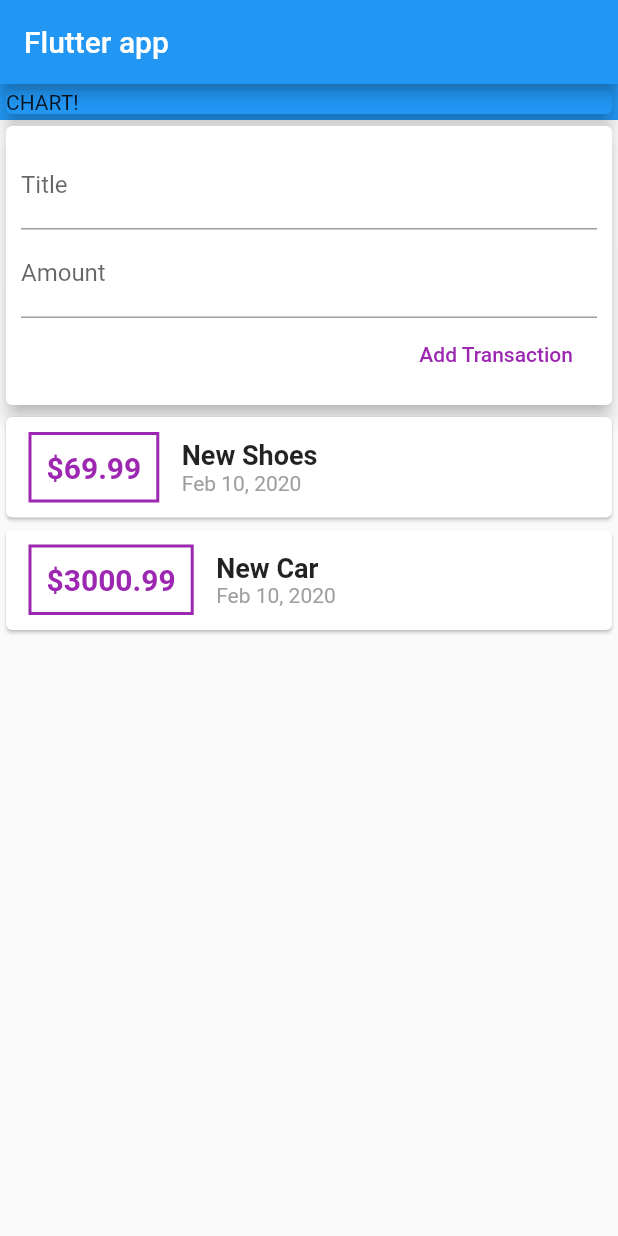
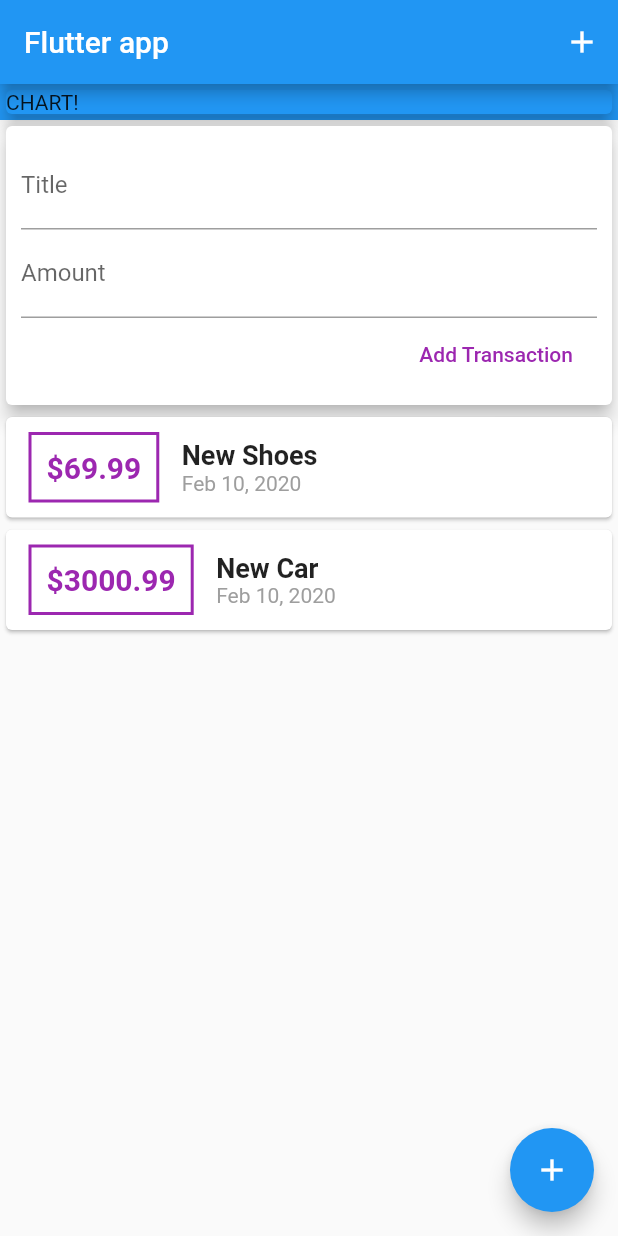
Before and after one commit to PDTayl888/expenses, a Flutter app: the screen it shows after launch, after a tap on "Add Transaction", on a phone screen of 412 x 824 dp. Run offline on Flutter 3.47's test engine with Material 2 defaults, Android fonts, the phone set to English and light mode, and no system bars.

```diff
--- a/lib/main.dart
+++ b/lib/main.dart
@@ -9,6 +9,7 @@ class MyApp extends StatelessWidget {
   @override
   Widget build(BuildContext context) {
     return MaterialApp(
+      debugShowCheckedModeBanner: false,
       title: 'Flutter app',
       home: MyHomePage(),
     );
@@ -26,8 +27,12 @@ class MyHomePage extends StatelessWidget {
     return Scaffold(
       appBar: AppBar(
         title: Text('Flutter app'),
+        actions: <Widget>[
+          IconButton(icon: Icon(Icons.add), onPressed: () => {}),
+        ],
       ),
-      body: Column(
+      body: SingleChildScrollView(
+        child: Column(
           // mainAxisAlignment: MainAxisAlignment.spaceAround,
           crossAxisAlignment: CrossAxisAlignment.stretch,
           children: <Widget>[
@@ -43,6 +48,11 @@ class MyHomePage extends StatelessWidget {
             UserTransactions(),
           ],
         ),
+      ),
+      floatingActionButton: FloatingActionButton(
+        child: Icon(Icons.add),
+        onPressed: () => {},
+      ),
     );
   }
 }
--- a/lib/widgets/new_transaction.dart
+++ b/lib/widgets/new_transaction.dart
@@ -6,6 +6,20 @@ class NewTransaction extends StatelessWidget {
   final amountController = TextEditingController();
 
   NewTransaction(this.addTx);
+
+  void submitData() {
+    final enteredTitle = titleController.text;
+    final enteredAmount = double.parse(amountController.text);
+
+    if (enteredTitle.isEmpty || enteredAmount <= 0) {
+      return;
+    }
+
+    addTx(
+      enteredTitle,
+      enteredAmount,
+    );
+  }
 
   @override
   Widget build(BuildContext context) {
@@ -19,6 +33,7 @@ class NewTransaction extends StatelessWidget {
             TextField(
               decoration: InputDecoration(labelText: 'Title'),
               controller: titleController,
+              onSubmitted: (_) => submitData(),
               // onChanged: (val) {
               //   titleInput = val;
               // },
@@ -26,16 +41,13 @@ class NewTransaction extends StatelessWidget {
             TextField(
               decoration: InputDecoration(labelText: 'Amount'),
               controller: amountController,
+              keyboardType: TextInputType.number,
+              onSubmitted: (_) => submitData(),
               // onChanged: (val) => amountInput = val,
             ),
             FlatButton(
               child: Text('Add Transaction'),
-              onPressed: () {
-                addTx(
-                  titleController.text,
-                  double.parse(amountController.text),
-                );
-              },
+              onPressed: submitData,
               textColor: Colors.purple,
             )
           ],
--- a/lib/widgets/transaction_list.dart
+++ b/lib/widgets/transaction_list.dart
@@ -11,8 +11,10 @@ class TransactionList extends StatelessWidget {
 
   @override
   Widget build(BuildContext context) {
-    return Column(
-      children: transactions.map((tx) {
+    return Container(
+      height: 300,
+      child: ListView.builder(
+        itemBuilder: (ctx, index) {
           return Card(
             child: Row(
               children: <Widget>[
@@ -29,7 +31,7 @@ class TransactionList extends StatelessWidget {
                   ),
                   padding: EdgeInsets.all(10),
                   child: Text(
-                  '\$${tx.amount}',
+                    '\$${transactions[index].amount.toStringAsFixed(2)}',
                     style: TextStyle(
                       fontWeight: FontWeight.bold,
                       fontSize: 20,
@@ -40,12 +42,12 @@ class TransactionList extends StatelessWidget {
                 Column(
                   crossAxisAlignment: CrossAxisAlignment.start,
                   children: <Widget>[
-                  Text(tx.title,
+                    Text(transactions[index].title,
                         style: TextStyle(
                           fontSize: 18,
                           fontWeight: FontWeight.bold,
                         )),
-                  Text(DateFormat.yMMMd().format(tx.date),
+                    Text(DateFormat.yMMMd().format(transactions[index].date),
                         style: TextStyle(
                           color: Colors.grey,
                         )),
@@ -54,7 +56,9 @@ class TransactionList extends StatelessWidget {
               ],
             ),
           );
-      }).toList(),
+        },
+        itemCount: transactions.length,
+      ),
     );
   }
 }
```
Lines whose indentation alone changed are shown as unchanged.
